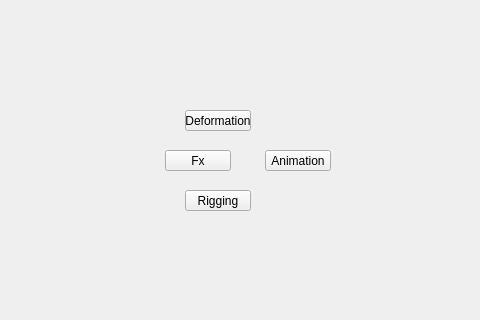
Qt form ui/level_2/animation_submenu.ui (m3trik/Scripts_portable) before a commit; both pictures show x 0 to 480 and y 140 to 460 of the 600 by 600 pixel window.
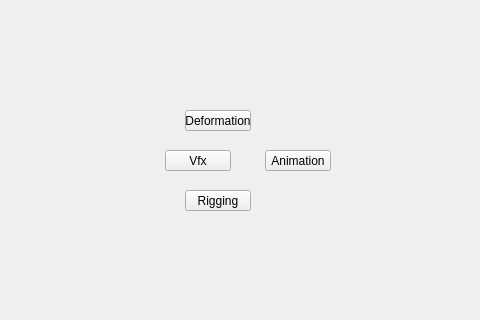
The same form after that commit.

Patch:
```diff
--- a/ui/level_2/animation_submenu.ui
+++ b/ui/level_2/animation_submenu.ui
@@ -112,7 +112,7 @@
      <string>fx</string>
     </property>
     <property name="text">
-     <string>Fx</string>
+     <string>Vfx</string>
     </property>
    </widget>
    <widget class="QPushButton" name="i020">
```
Left out of the diff: 2 changed lines with no effect on the pictures.
